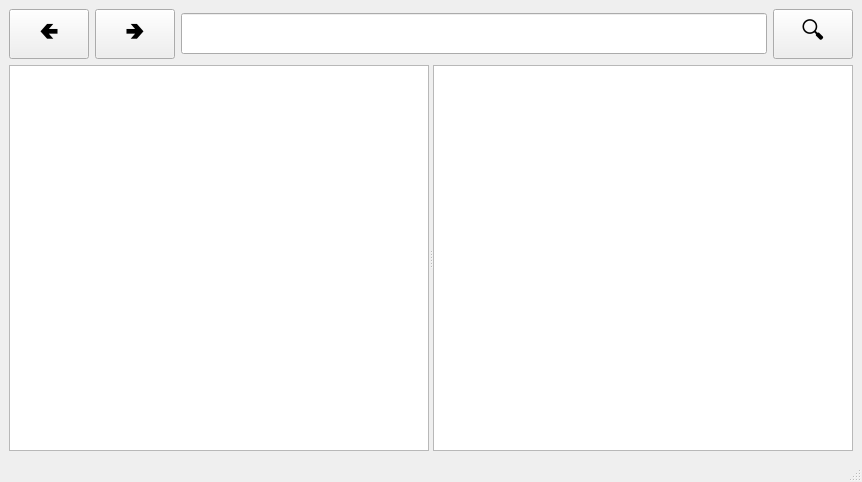
This is main.ui in ruslanzakharov/file_browser as Qt 5 draws it before an edit. The edited form follows.
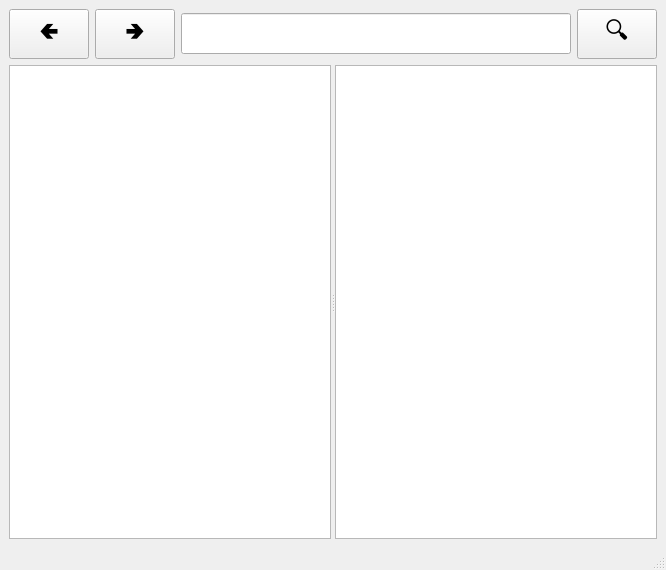
This is the edited form.

Commit message: Добавлено открытие папки/файла через поисковое поле, всплывающие окна в случае ошибки открытия папки/файла

The edit to the form file:
```diff
--- a/main.ui
+++ b/main.ui
@@ -6,8 +6,8 @@
    <rect>
     <x>0</x>
     <y>0</y>
-    <width>862</width>
-    <height>482</height>
+    <width>666</width>
+    <height>570</height>
    </rect>
   </property>
   <property name="windowTitle">
```
Left out of the diff: 6 changed lines with no effect on the pictures. The commit also changes 1 other file.
